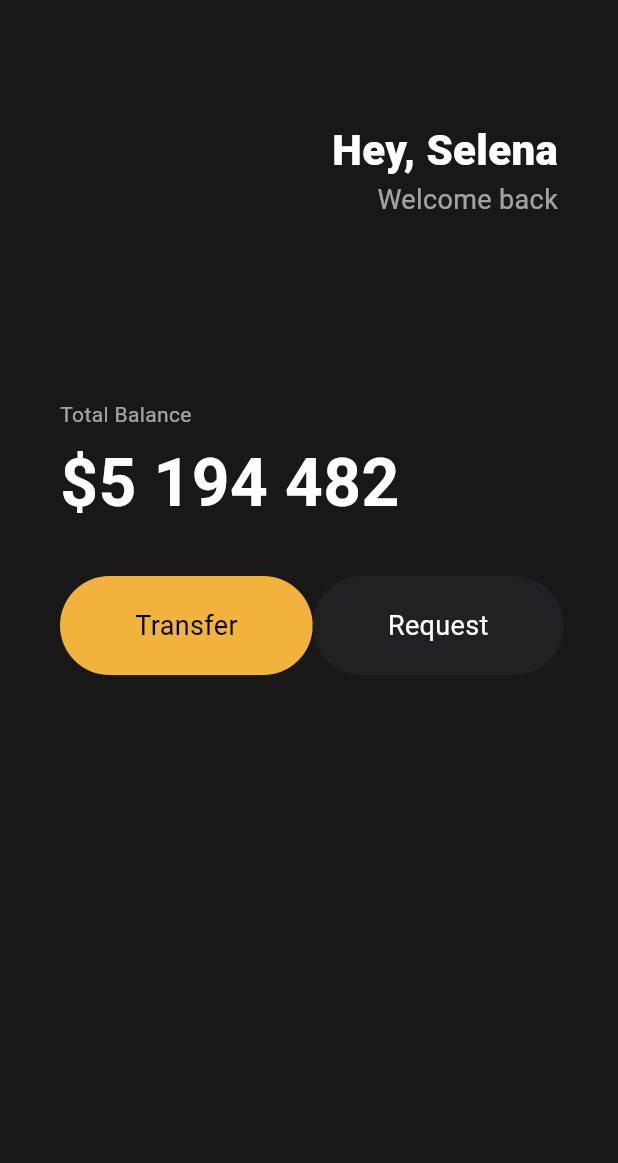
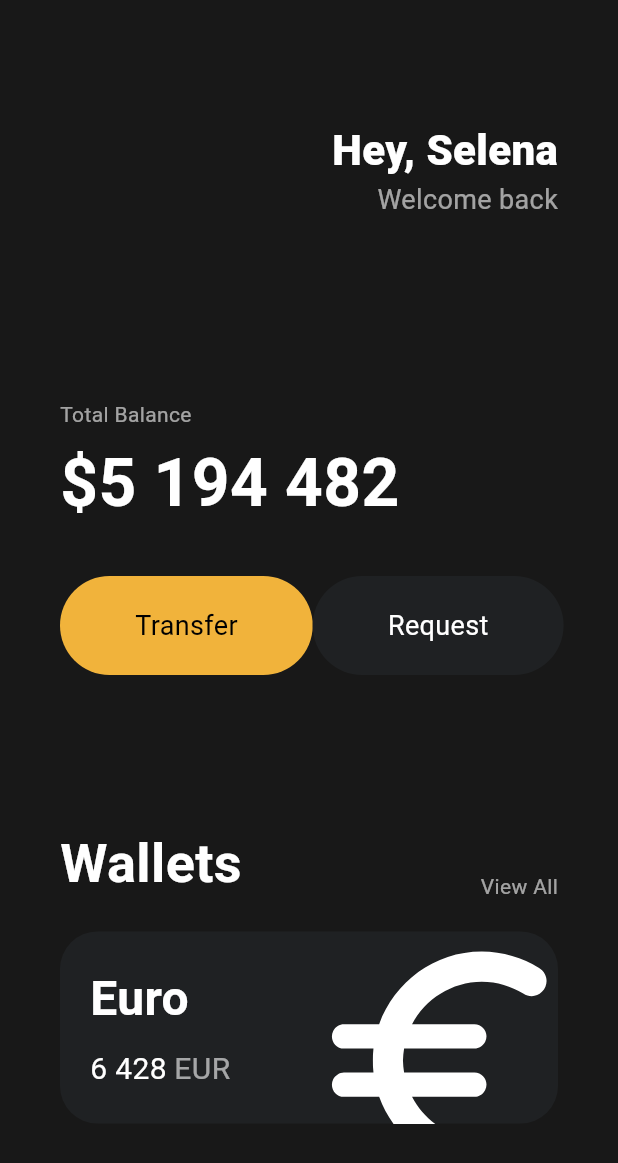
Before and after one commit to alwayz0121/webtoon_app, a Flutter app: the screen it shows after launch, on a phone screen of 412 x 824 dp. Shown: the top 1163 px of the screen. Run offline on Flutter 3.47's test engine with Material 3 defaults, Android fonts, the phone set to English and light mode, and no system bars.

Commit message:
Design: wallets card

```diff
--- a/lib/main.dart
+++ b/lib/main.dart
@@ -10,16 +10,16 @@ class MyApp extends StatelessWidget {
 
   @override
   Widget build(BuildContext context) {
-    return const MaterialApp(
+    return MaterialApp(
       home: Scaffold(
-        backgroundColor: Color(0XFF181818),
+        backgroundColor: const Color(0XFF181818),
         body: Padding(
-          padding: EdgeInsets.symmetric(horizontal: 40),
+          padding: const EdgeInsets.symmetric(horizontal: 40),
           child: Column(
             crossAxisAlignment: CrossAxisAlignment.start,
             children: [
-              SizedBox(height: 80),
-              Row(
+              const SizedBox(height: 80),
+              const Row(
                 mainAxisAlignment: MainAxisAlignment.end,
                 children: [
                   Column(
@@ -41,10 +41,13 @@ class MyApp extends StatelessWidget {
                   ),
                 ],
               ),
-              SizedBox(height: 120),
-              Text('Total Balance', style: TextStyle(color: Colors.white60)),
-              SizedBox(height: 5),
-              Text(
+              const SizedBox(height: 120),
+              const Text(
+                'Total Balance',
+                style: TextStyle(color: Colors.white60),
+              ),
+              const SizedBox(height: 5),
+              const Text(
                 '\$5 194 482',
                 style: TextStyle(
                   fontSize: 44,
@@ -52,8 +55,8 @@ class MyApp extends StatelessWidget {
                   color: Colors.white,
                 ),
               ),
-              SizedBox(height: 30),
-              Row(
+              const SizedBox(height: 30),
+              const Row(
                 mainAxisAlignment: MainAxisAlignment.spaceBetween,
                 children: [
                   Button(
@@ -68,6 +71,82 @@ class MyApp extends StatelessWidget {
                   ),
                 ],
               ),
+              const SizedBox(height: 100),
+              const Row(
+                mainAxisAlignment: MainAxisAlignment.spaceBetween,
+                crossAxisAlignment: CrossAxisAlignment.end,
+                children: [
+                  Text(
+                    'Wallets',
+                    style: TextStyle(
+                      fontSize: 36,
+                      fontWeight: FontWeight.w600,
+                      color: Colors.white,
+                    ),
+                  ),
+                  Text('View All', style: TextStyle(color: Colors.white60)),
+                ],
+              ),
+              const SizedBox(height: 20),
+              Container(
+                clipBehavior: Clip.hardEdge,
+                decoration: BoxDecoration(
+                  color: const Color(0xff1f2123),
+                  borderRadius: BorderRadius.circular(25),
+                ),
+                child: Padding(
+                  padding: const EdgeInsets.all(20),
+                  child: Row(
+                    mainAxisAlignment: MainAxisAlignment.spaceBetween,
+                    children: [
+                      const Column(
+                        crossAxisAlignment: CrossAxisAlignment.start,
+                        children: [
+                          Text(
+                            'Euro',
+                            style: TextStyle(
+                              color: Colors.white,
+                              fontSize: 32,
+                              fontWeight: FontWeight.w600,
+                            ),
+                          ),
+                          SizedBox(height: 10),
+                          Row(
+                            children: [
+                              Text(
+                                '6 428',
+                                style: TextStyle(
+                                  color: Colors.white,
+                                  fontSize: 20,
+                                ),
+                              ),
+                              SizedBox(width: 5),
+                              Text(
+                                'EUR',
+                                style: TextStyle(
+                                  color: Colors.white60,
+                                  fontSize: 20,
+                                ),
+                              ),
+                            ],
+                          ),
+                        ],
+                      ),
+                      Transform.scale(
+                        scale: 2.2,
+                        child: Transform.translate(
+                          offset: const Offset(-5, 10),
+                          child: const Icon(
+                            Icons.euro_rounded,
+                            color: Colors.white,
+                            size: 88,
+                          ),
+                        ),
+                      ),
+                    ],
+                  ),
+                ),
+              ),
             ],
           ),
         ),
```
